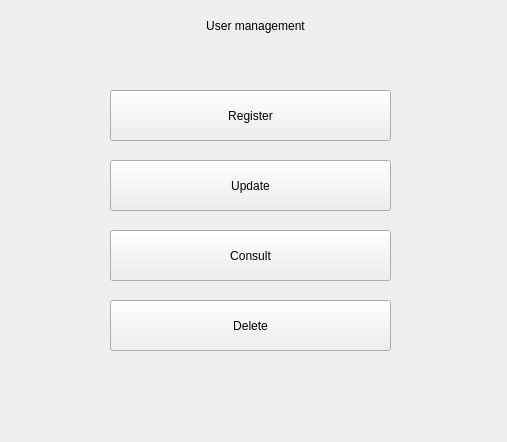
Before: the Qt Designer form src/views/managementUser/userManagement.ui in Jjat00/Deptherm-Inspection, drawn with Qt 5.
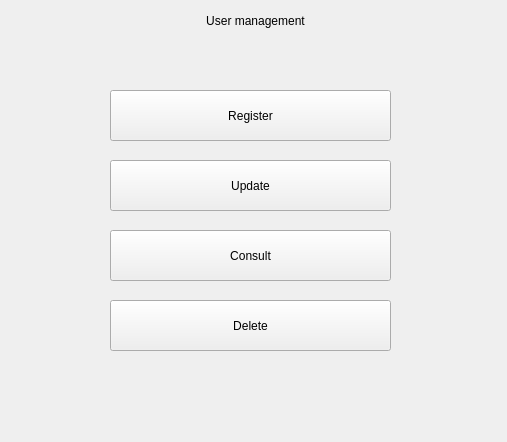
After: the same form once the commit is applied.

Patch:
```diff
--- a/src/views/managementUser/userManagement.ui
+++ b/src/views/managementUser/userManagement.ui
@@ -71,7 +71,7 @@
      <x>0</x>
      <y>0</y>
      <width>511</width>
-     <height>51</height>
+     <height>41</height>
     </rect>
    </property>
    <property name="text">
```
